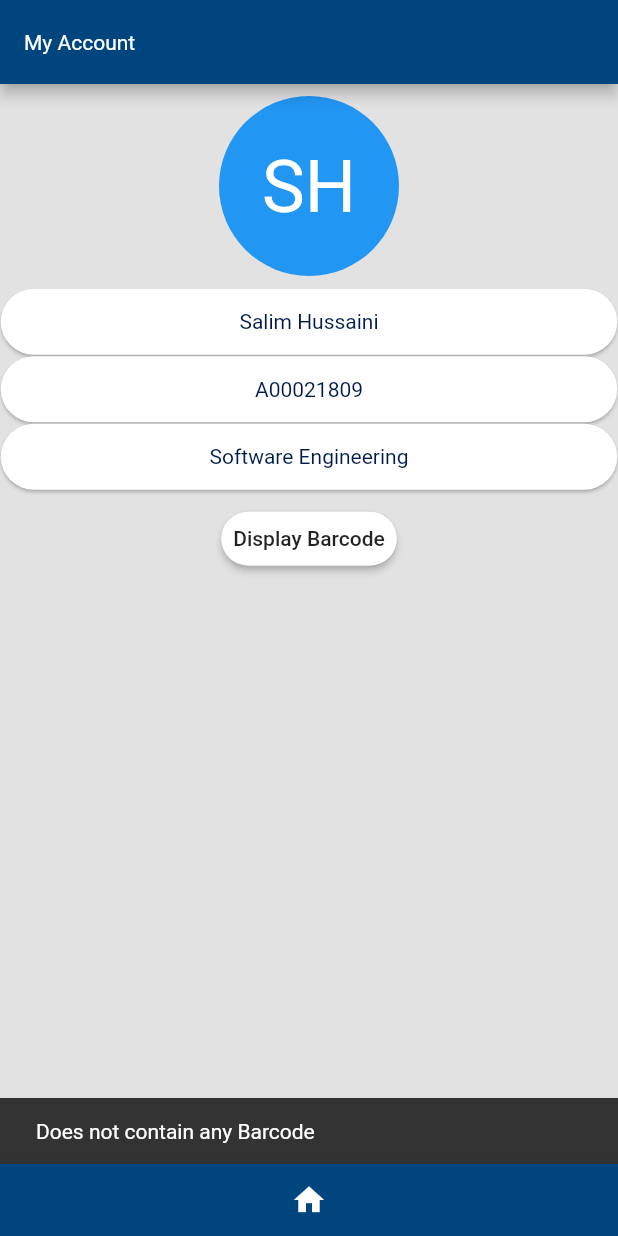
After one commit to CTRLShiftCreate/AUN_Project, a Flutter app: the AccountPage screen opened directly, after a tap on "Display Barcode", on a phone screen of 412 x 824 dp. The commit adds this screen. Run offline on Flutter 3.47's test engine with Material 2 defaults, Android fonts, the phone set to English and light mode, and no system bars; our stand-ins replace flutter_calendar_carousel.

Commit message:
Added the Account Page

```diff
--- /dev/null
+++ b/lib/drawer/account_details.dart
@@ -0,0 +1,118 @@
+import 'package:flutter/material.dart';
+import 'package:aun_project/navigation.dart';
+import 'package:aun_project/supplemental/colors.dart';
+
+class AccountPage extends StatefulWidget {
+  @override
+  _AccountPageState createState() => _AccountPageState();
+}
+
+class _AccountPageState extends State<AccountPage> {
+  @override
+  Widget build(BuildContext context) {
+    // TODO: implement build
+    return Scaffold(
+      appBar: AppBar(
+        textTheme: TextTheme(title: TextStyle(color: aunBackgroundWhite)),
+        backgroundColor: aunBlueLight,
+        title: Text("My Account"),
+      ),
+      bottomNavigationBar: BottomAppBar(
+        color: aunBlueLight,
+        child: IconButton(
+            color: Colors.white,
+            icon: Icon(Icons.home),
+            onPressed: () {
+              Navigator.pushReplacement(context,
+                  MaterialPageRoute(builder: (context) => NavigationBar()));
+            }),
+      ),
+      body: new Profile(),
+    );
+  }
+}
+
+class Profile extends StatelessWidget {
+  const Profile({
+    Key key,
+  }) : super(key: key);
+
+  @override
+  Widget build(BuildContext context) {
+    return Column(
+      children: <Widget>[
+        Center(
+          child: Padding(
+            padding: const EdgeInsets.all(8.0),
+            child: CircleAvatar(
+              radius: 60.0,
+              child: Text(
+                "SH",
+                textScaleFactor: 3.0,
+                style: TextStyle(color: Colors.white),
+              ),
+              backgroundColor: Colors.blue,
+            ),
+          ),
+        ),
+        Card(
+          color: Colors.white,
+          shape: StadiumBorder(),
+          margin: EdgeInsets.all(0.5),
+          child: Center(
+            child: Padding(
+              padding: const EdgeInsets.all(14.0),
+              child: Title(
+                color: Colors.white,
+                child: Text("Salim Hussaini"),
+              ),
+            ),
+          ),
+        ),
+        Card(
+          color: Colors.white,
+          shape: StadiumBorder(),
+          margin: EdgeInsets.all(0.5),
+          child: Center(
+            child: Padding(
+              padding: const EdgeInsets.all(14.0),
+              child: Text("A00021809"),
+            ),
+          ),
+        ),
+        Card(
+          color: Colors.white,
+          shape: StadiumBorder(),
+          margin: EdgeInsets.all(0.5),
+          child: Center(
+              child: Padding(
+            padding: const EdgeInsets.all(14.0),
+            child: Text("Software Engineering"),
+          )),
+        ),
+        Container(
+          margin: EdgeInsets.all(0.1),
+          child: Center(
+            child: Padding(
+              padding: const EdgeInsets.all(8.0),
+              child: RaisedButton(
+                splashColor: Colors.green,
+                color: Colors.white,
+                shape: StadiumBorder(),
+                padding: EdgeInsets.all(8.0),
+                onPressed: () {
+                  final snackBar = SnackBar(
+                    duration: Duration(seconds: 1),
+                    content: Text("Does not contain any Barcode"),
+                  );
+                  Scaffold.of(context).showSnackBar(snackBar);
+                },
+                child: Text("Display Barcode"),
+              ),
+            ),
+          ),
+        ),
+      ],
+    );
+  }
+}
--- a/lib/navigation.dart
+++ b/lib/navigation.dart
@@ -3,6 +3,7 @@ import 'supplemental/placeholder_widget.dart';
 import 'home.dart';
 import 'supplemental/colors.dart';
 import 'drawer/calendar.dart';
+import 'drawer/account_details.dart';
 //import 'canvas.dart';
 //import 'package:url_launcher/url_launcher.dart';
 
@@ -54,7 +55,9 @@ class NavigationBarState extends State<NavigationBar> {
                 title: Text("Account details"),
                 leading: Icon(Icons.account_circle),
                 onTap: () {
-                  Navigator.of(context).pop();
+                  Navigator.pushReplacement(
+                      context,
+                      MaterialPageRoute(builder: (context) => AccountPage()));
                 },
               ),
               //TODO: Create Navigation for the Notifications
--- a/pubspec.yaml
+++ b/pubspec.yaml
@@ -19,6 +19,7 @@ dependencies:
   flutter_webview_plugin: ">0.1.4"
   flutter_calendar: "<=0.0.6"
   flutter_calendar_carousel: ^1.1.3
+  #flutter_inappbrowser: ^0.2.0
 
 
   # The following adds the Cupertino Icons font to your application.
```
Also changed, not shown: lib/canvas.dart (+90 -3 lines), lib/messageCard.dart (+8 -7 lines).
